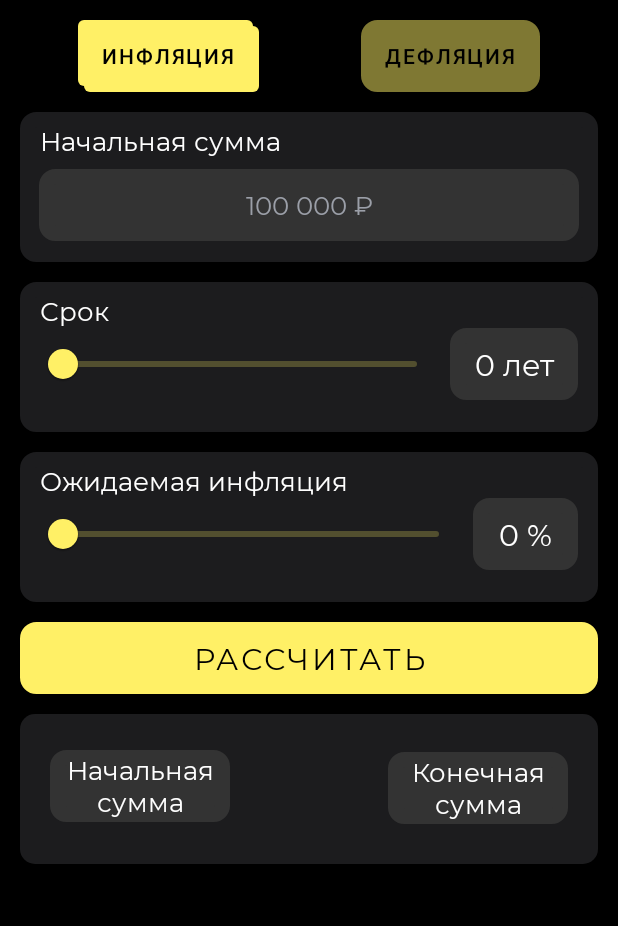
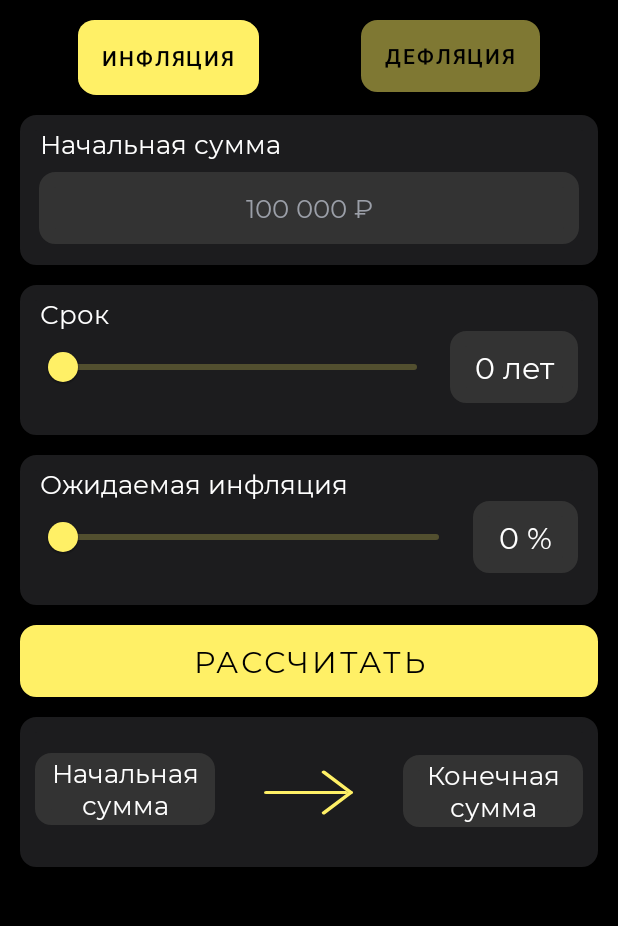
Before and after one commit to MironBano/MoneyMeter, an Android app: the Inflation screen opened directly, with no data from a screen before it, on a phone screen of 412 x 824 dp, the part 84-1010 px from its top. Run offline under Robolectric (Android 15) with nearby library versions, the phone set to English and light mode, and no system bars.

Commit message:
Эксперементируем со стрелкой

```diff
--- a/app/src/main/res/drawable/back_with_arrow.xml
+++ b/app/src/main/res/drawable/back_with_arrow.xml
@@ -1,12 +1,27 @@
-<?xml version="1.0" encoding="utf-8"?>
-<layer-list
-    xmlns:android="http://schemas.android.com/apk/res/android" >
-    <item>
-        <shape>
-
-            <solid android:color="@color/darkContainer" />
-            <corners android:radius="10dp" />
-
-        </shape>
-    </item>
-</layer-list>
+<vector xmlns:android="http://schemas.android.com/apk/res/android"
+    android:width="342dp"
+    android:height="151dp"
+    android:viewportWidth="342"
+    android:viewportHeight="151">
+    <path
+        android:pathData="M4,13C4,5.82 9.82,0 17,0H325C332.18,0 338,5.82 338,13V130C338,137.18 332.18,143 325,143H17C9.82,143 4,137.18 4,130V13Z"
+        android:fillColor="#1C1C1E"/>
+    <path
+        android:pathData="M136,70.52H204.56"
+        android:strokeWidth="3"
+        android:fillColor="#00000000"
+        android:strokeColor="#FFF066"
+        android:strokeLineCap="round"/>
+    <path
+        android:pathData="M188.82,58L205.93,69.74"
+        android:strokeWidth="3"
+        android:fillColor="#00000000"
+        android:strokeColor="#FFF066"
+        android:strokeLineCap="round"/>
+    <path
+        android:pathData="M206,71L188.82,85.18"
+        android:strokeWidth="3"
+        android:fillColor="#00000000"
+        android:strokeColor="#FFF066"
+        android:strokeLineCap="round"/>
+</vector>
--- /dev/null
+++ b/app/src/main/res/drawable/selected_button.xml
@@ -0,0 +1,12 @@
+<vector xmlns:android="http://schemas.android.com/apk/res/android"
+    android:width="109dp"
+    android:height="50dp"
+    android:viewportWidth="109"
+    android:viewportHeight="50">
+  <path
+      android:pathData="M1,11C1,5.48 5.48,1 11,1H99C104.52,1 109,5.48 109,11V40C109,45.52 104.52,50 99,50H11C5.48,50 1,45.52 1,40V11Z"
+      android:fillColor="#FFF066"/>
+  <path
+      android:pathData="M0,10C0,4.48 4.48,0 10,0H98C103.52,0 108,4.48 108,10V39C108,44.52 103.52,49 98,49H10C4.48,49 0,44.52 0,39V10Z"
+      android:fillColor="#333333"/>
+</vector>
--- /dev/null
+++ b/app/src/main/res/drawable/strelka.xml
@@ -0,0 +1,16 @@
+<vector
+    xmlns:android="http://schemas.android.com/apk/res/android"
+    android:width="87dp"
+    android:height="58dp"
+    android:viewportWidth="87"
+    android:viewportHeight="58">
+  <path
+      android:pathData="M2,27L79,27A2,2 0,0 1,81 29L81,29A2,2 0,0 1,79 31L2,31A2,2 0,0 1,0 29L0,29A2,2 0,0 1,2 27z"
+      android:fillColor="#FFF066"/>
+  <path
+      android:pathData="M56.414,53.74L82.577,27.577A2,2 0,0 1,85.406 27.577L85.406,27.577A2,2 0,0 1,85.406 30.406L59.243,56.569A2,2 0,0 1,56.414 56.569L56.414,56.569A2,2 0,0 1,56.414 53.74z"
+      android:fillColor="#FFF066"/>
+  <path
+      android:pathData="M59.243,1.414L85.406,27.577A2,2 0,0 1,85.406 30.406L85.406,30.406A2,2 0,0 1,82.577 30.406L56.414,4.243A2,2 50.96,0 1,56.414 1.414L56.414,1.414A2,2 50.96,0 1,59.243 1.414z"
+      android:fillColor="#FFF066"/>
+</vector>
--- a/app/src/main/res/layout/compoundinteresttest.xml
+++ b/app/src/main/res/layout/compoundinteresttest.xml
@@ -785,10 +785,12 @@
                 android:id="@+id/taxRateText"
                 style="@style/TextPrimary"
 
-                android:layout_marginEnd="40dp"
                 android:layout_marginTop="7dp"
+                android:layout_marginEnd="30dp"
+                android:layout_marginStart="13dp"
                 android:text="@string/taxRate"
                 app:layout_constraintEnd_toEndOf="@+id/backN"
+                app:layout_constraintStart_toEndOf="@+id/taxOrNotButton"
                 app:layout_constraintTop_toTopOf="@+id/backN" />
 
             <Button
--- a/app/src/main/res/layout/inflaton.xml
+++ b/app/src/main/res/layout/inflaton.xml
@@ -29,17 +29,16 @@
 
             <Button
                 android:id="@+id/inflationButton"
-
-
                 android:layout_width="wrap_content"
                 android:layout_height="wrap_content"
                 android:layout_marginStart="52dp"
                 android:layout_marginTop="13dp"
-                android:background="@drawable/back_selected_button"
+
+                android:background="@drawable/selected_button"
                 android:text="@string/inflation"
                 app:layout_constraintStart_toStartOf="parent"
                 app:layout_constraintTop_toTopOf="parent"
-                tools:ignore="MissingConstraints" />
+                />
 
             <Button
                 android:id="@+id/deflationButton"
@@ -254,19 +253,31 @@
 
                 android:layout_marginTop="13dp"
                 android:layout_marginEnd="13dp"
-                android:background="@drawable/back_with_arrow"
+                android:background="@drawable/additional_attachments_form"
                 app:layout_constraintEnd_toEndOf="parent"
-                app:layout_constraintTop_toBottomOf="@id/calcButton" />
+                app:layout_constraintTop_toBottomOf="@id/calcButton"
+                />
+
+            <View
+                android:layout_width="60dp"
+                android:layout_height="30dp"
+                android:background="@drawable/strelka"
+                android:layout_marginStart="7dp"
+                android:layout_marginEnd="7dp"
+                app:layout_constraintBottom_toBottomOf="@+id/back4"
+                app:layout_constraintEnd_toStartOf="@+id/endAmount"
+                app:layout_constraintStart_toEndOf="@+id/startAmount"
+                app:layout_constraintTop_toTopOf="@+id/back4"
+                />
 
             <TextView
                 android:id="@+id/startAmount"
                 style="@style/TextPrimary"
                 android:layout_width="120dp"
                 android:layout_height="48dp"
-                android:layout_marginStart="20dp"
+                android:layout_marginStart="10dp"
                 android:layout_marginTop="24dp"
                 android:background="@drawable/edittext_form"
-
                 android:gravity="center"
                 android:text="Начальная сумма"
                 app:layout_constraintStart_toStartOf="@+id/back4"
@@ -281,7 +292,7 @@
                 android:layout_width="120dp"
                 android:layout_height="48dp"
                 android:layout_marginTop="25dp"
-                android:layout_marginEnd="20dp"
+                android:layout_marginEnd="10dp"
 
                 android:gravity="center"
                 android:text="Конечная сумма"
```
